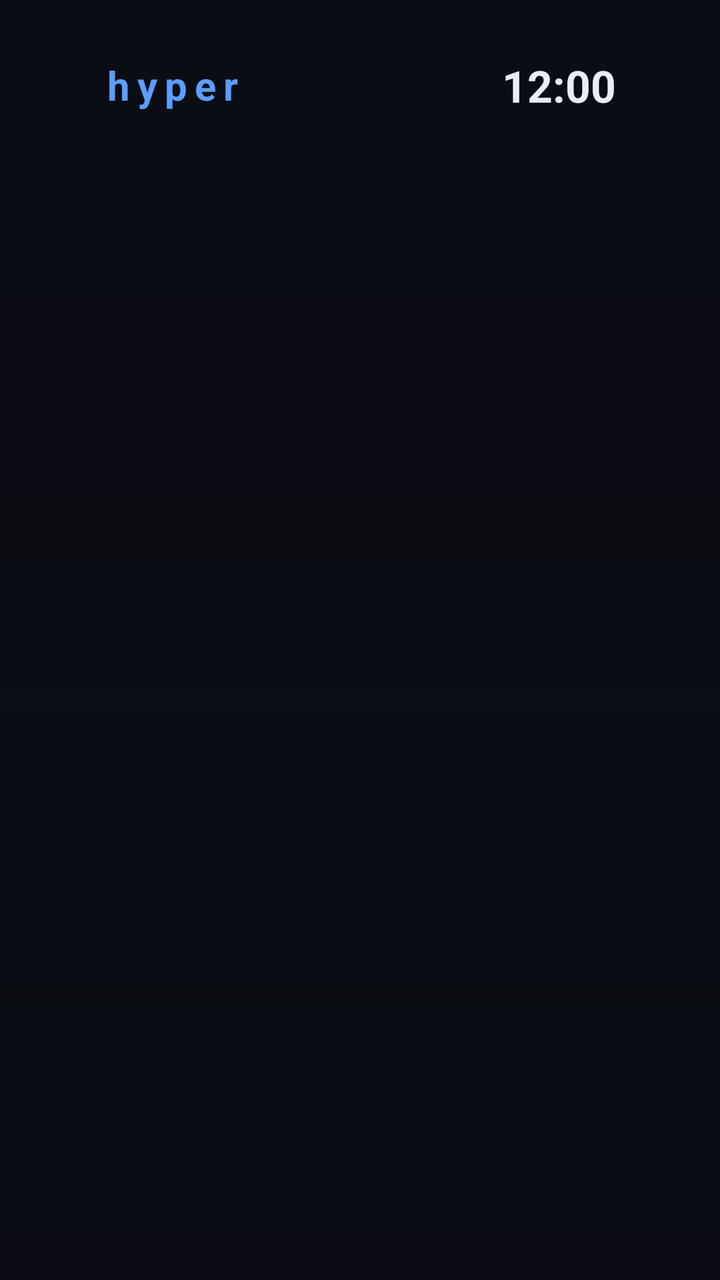
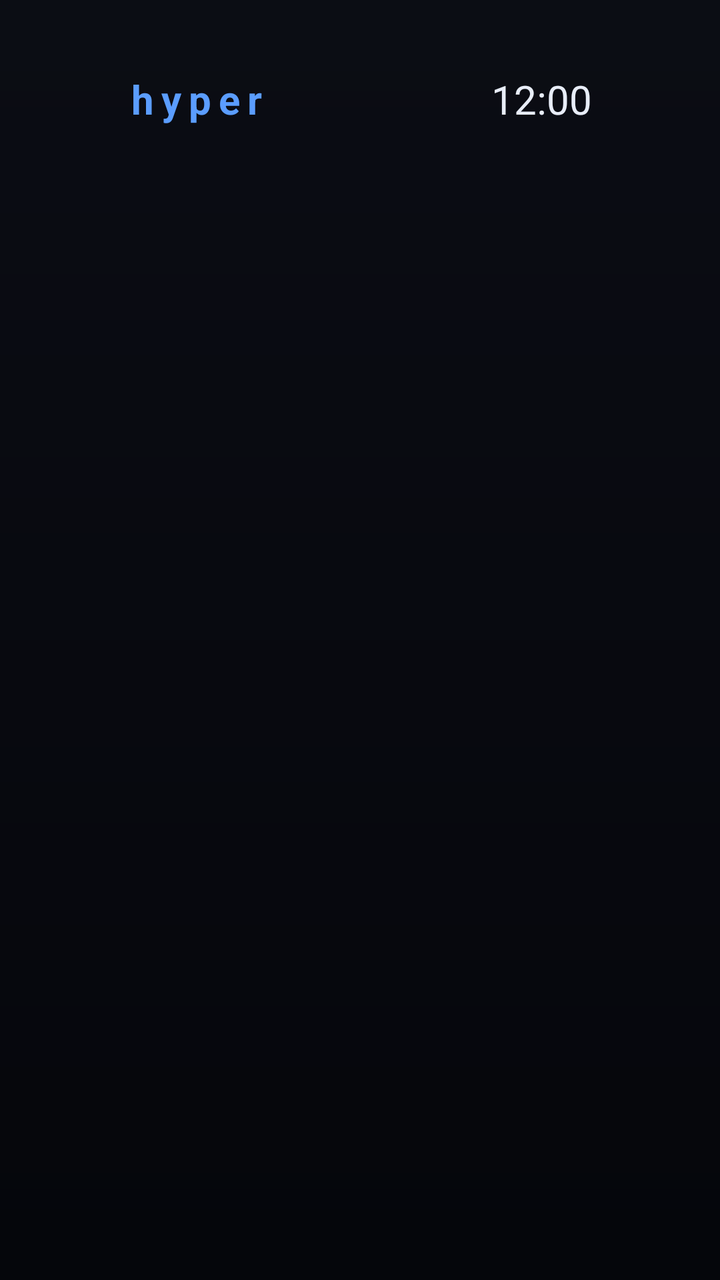

Before-and-after screenshots of an Android layout around one commit, followed by the original layout XML and the change that was made.
<!-- AndroidManifest.xml: application theme Theme.Hyper -->
<!-- res/layout/activity_home.xml -->
<?xml version="1.0" encoding="utf-8"?>
<FrameLayout xmlns:android="http://schemas.android.com/apk/res/android"
    android:layout_width="match_parent"
    android:layout_height="match_parent"
    android:clipChildren="false"
    android:clipToPadding="false">

    <ImageView
        android:id="@+id/heroA"
        android:layout_width="match_parent"
        android:layout_height="match_parent"
        android:scaleType="centerCrop"
        android:alpha="0" />
    <ImageView
        android:id="@+id/heroB"
        android:layout_width="match_parent"
        android:layout_height="match_parent"
        android:scaleType="centerCrop"
        android:alpha="0" />
    <View
        android:layout_width="match_parent"
        android:layout_height="match_parent"
        android:background="@drawable/hero_scrim" />

    <LinearLayout
        android:id="@+id/content"
        android:layout_width="match_parent"
        android:layout_height="match_parent"
        android:orientation="vertical"
        android:clipChildren="false"
        android:clipToPadding="false">

        <LinearLayout
            android:layout_width="match_parent"
            android:layout_height="wrap_content"
            android:orientation="horizontal"
            android:gravity="center_vertical"
            android:paddingStart="52dp"
            android:paddingEnd="52dp"
            android:paddingTop="28dp">

            <TextView
                android:id="@+id/brand"
                android:layout_width="wrap_content"
                android:layout_height="wrap_content"
                android:text="hyper"
                android:textColor="@color/accent"
                android:textSize="20sp"
                android:textStyle="bold"
                android:letterSpacing="0.18" />

            <LinearLayout
                android:id="@+id/tabs"
                android:layout_width="wrap_content"
                android:layout_height="wrap_content"
                android:layout_marginStart="48dp"
                android:orientation="horizontal" />

            <View
                android:layout_width="0dp"
                android:layout_height="1dp"
                android:layout_weight="1" />

            <TextView
                android:id="@+id/date"
                android:layout_width="wrap_content"
                android:layout_height="wrap_content"
                android:textColor="@color/text_dim"
                android:textSize="14sp"
                android:layout_marginEnd="18dp" />

            <TextClock
                android:id="@+id/clock"
                android:layout_width="wrap_content"
                android:layout_height="wrap_content"
                android:format12Hour="h:mm"
                android:format24Hour="H:mm"
                android:textColor="@color/text"
                android:textSize="22sp"
                android:textStyle="bold" />
        </LinearLayout>

        <Space
            android:layout_width="match_parent"
            android:layout_height="0dp"
            android:layout_weight="1" />

        <LinearLayout
            android:layout_width="match_parent"
            android:layout_height="wrap_content"
            android:orientation="horizontal"
            android:gravity="bottom"
            android:paddingStart="52dp"
            android:paddingEnd="52dp"
            android:layout_marginBottom="18dp">

            <TextView
                android:id="@+id/heroName"
                android:layout_width="wrap_content"
                android:layout_height="wrap_content"
                android:textColor="@color/text"
                android:textSize="42sp"
                android:textStyle="bold"
                android:letterSpacing="0.01" />

            <View
                android:layout_width="0dp"
                android:layout_height="1dp"
                android:layout_weight="1" />

            <TextView
                android:id="@+id/heroHint"
                android:layout_width="wrap_content"
                android:layout_height="wrap_content"
                android:textColor="@color/text_dim"
                android:textSize="15sp"
                android:layout_marginBottom="10dp" />
        </LinearLayout>

        <LinearLayout
            android:id="@+id/shelves"
            android:layout_width="match_parent"
            android:layout_height="wrap_content"
            android:orientation="vertical"
            android:clipChildren="false"
            android:clipToPadding="false" />
    </LinearLayout>

    <FrameLayout
        android:id="@+id/overlay"
        android:layout_width="match_parent"
        android:layout_height="match_parent"
        android:background="#CC05060B"
        android:alpha="0"
        android:visibility="gone">

        <LinearLayout
            android:id="@+id/overlayPanel"
            android:layout_width="wrap_content"
            android:layout_height="wrap_content"
            android:layout_gravity="center"
            android:orientation="vertical"
            android:padding="28dp"
            android:background="@drawable/tile_bg" />
    </FrameLayout>

    <FrameLayout
        android:id="@+id/screensaver"
        android:layout_width="match_parent"
        android:layout_height="match_parent"
        android:background="#000000"
        android:alpha="0"
        android:visibility="gone">

        <ImageView
            android:id="@+id/saverArt"
            android:layout_width="match_parent"
            android:layout_height="match_parent"
            android:scaleType="centerCrop"
            android:alpha="0.35" />

        <LinearLayout
            android:layout_width="match_parent"
            android:layout_height="match_parent"
            android:gravity="center"
            android:orientation="vertical">

            <TextView
                android:id="@+id/saverClock"
                android:layout_width="wrap_content"
                android:layout_height="wrap_content"
                android:textColor="@color/text"
                android:textSize="120sp"
                android:textStyle="bold" />

            <TextView
                android:id="@+id/saverDate"
                android:layout_width="wrap_content"
                android:layout_height="wrap_content"
                android:textColor="@color/text_dim"
                android:textSize="24sp" />
        </LinearLayout>
    </FrameLayout>
</FrameLayout>
<!-- resources referenced by this layout -->
<resources>
  <color name="accent">#5B9DFF</color>
  <color name="text">#E8EDF8</color>
  <color name="text_dim">#69748F</color>
  <!-- drawable hero_scrim (drawable) -->
  <?xml version="1.0" encoding="utf-8"?>
  <shape xmlns:android="http://schemas.android.com/apk/res/android" android:shape="rectangle">
      <gradient
          android:angle="270"
          android:startColor="#D90B0D14"
          android:centerColor="#E00B0D14"
          android:endColor="#F50B0D14"
          android:type="linear" />
  </shape>
  <!-- drawable tile_bg (drawable) -->
  <?xml version="1.0" encoding="utf-8"?>
  <shape xmlns:android="http://schemas.android.com/apk/res/android" android:shape="rectangle">
      <solid android:color="@color/tile_bg" />
      <corners android:radius="18dp" />
  </shape>
  <style name="Theme.Hyper" parent="android:Theme.Material.NoActionBar">
          <item name="android:windowBackground">@drawable/bg</item>
          <item name="android:windowFullscreen">true</item>
          <item name="android:statusBarColor">@android:color/transparent</item>
          <item name="android:navigationBarColor">@android:color/transparent</item>
          <item name="android:windowLayoutInDisplayCutoutMode">shortEdges</item>
      </style>
  <color name="tile_bg">#161C2B</color>
  <!-- drawable bg (drawable) -->
  <?xml version="1.0" encoding="utf-8"?>
  <shape xmlns:android="http://schemas.android.com/apk/res/android" android:shape="rectangle">
      <gradient
          android:angle="270"
          android:startColor="@color/bg_top"
          android:endColor="@color/bg_bottom"
          android:type="linear" />
  </shape>
  <color name="bg_top">#0B0D14</color>
  <color name="bg_bottom">#05060B</color>
</resources>

<!-- the commit's change to res/layout/activity_home.xml (unified diff, before → after) -->
@@ -1,184 +1,69 @@
 <?xml version="1.0" encoding="utf-8"?>
-<FrameLayout xmlns:android="http://schemas.android.com/apk/res/android"
+<LinearLayout xmlns:android="http://schemas.android.com/apk/res/android"
     android:layout_width="match_parent"
     android:layout_height="match_parent"
+    android:orientation="vertical"
     android:clipChildren="false"
-    android:clipToPadding="false">
+    android:clipToPadding="false"
+    android:paddingStart="64dp"
+    android:paddingEnd="64dp"
+    android:paddingTop="36dp"
+    android:paddingBottom="32dp">
 
-    <ImageView
-        android:id="@+id/heroA"
+    
+    <LinearLayout
         android:layout_width="match_parent"
-        android:layout_height="match_parent"
-        android:scaleType="centerCrop"
-        android:alpha="0" />
-    <ImageView
-        android:id="@+id/heroB"
-        android:layout_width="match_parent"
-        android:layout_height="match_parent"
-        android:scaleType="centerCrop"
-        android:alpha="0" />
-    <View
-        android:layout_width="match_parent"
-        android:layout_height="match_parent"
-        android:background="@drawable/hero_scrim" />
+        android:layout_height="wrap_content"
+        android:orientation="horizontal"
+        android:gravity="center_vertical"
+        android:layout_marginBottom="36dp">
 
-    <LinearLayout
-        android:id="@+id/content"
-        android:layout_width="match_parent"
-        android:layout_height="match_parent"
-        android:orientation="vertical"
-        android:clipChildren="false"
-        android:clipToPadding="false">
+        <TextView
+            android:layout_width="wrap_content"
+            android:layout_height="wrap_content"
+            android:text="hyper"
+            android:textColor="@color/accent"
+            android:textSize="20sp"
+            android:textStyle="bold"
+            android:letterSpacing="0.18" />
 
-        <LinearLayout
-            android:layout_width="match_parent"
-            android:layout_height="wrap_content"
-            android:orientation="horizontal"
-            android:gravity="center_vertical"
-            android:paddingStart="52dp"
-            android:paddingEnd="52dp"
-            android:paddingTop="28dp">
-
-            <TextView
-                android:id="@+id/brand"
-                android:layout_width="wrap_content"
-                android:layout_height="wrap_content"
-                android:text="hyper"
-                android:textColor="@color/accent"
-                android:textSize="20sp"
-                android:textStyle="bold"
-                android:letterSpacing="0.18" />
-
-            <LinearLayout
-                android:id="@+id/tabs"
-                android:layout_width="wrap_content"
-                android:layout_height="wrap_content"
-                android:layout_marginStart="48dp"
-                android:orientation="horizontal" />
-
-            <View
-                android:layout_width="0dp"
-                android:layout_height="1dp"
-                android:layout_weight="1" />
-
-            <TextView
-                android:id="@+id/date"
-                android:layout_width="wrap_content"
-                android:layout_height="wrap_content"
-                android:textColor="@color/text_dim"
-                android:textSize="14sp"
-                android:layout_marginEnd="18dp" />
-
-            <TextClock
-                android:id="@+id/clock"
-                android:layout_width="wrap_content"
-                android:layout_height="wrap_content"
-                android:format12Hour="h:mm"
-                android:format24Hour="H:mm"
-                android:textColor="@color/text"
-                android:textSize="22sp"
-                android:textStyle="bold" />
-        </LinearLayout>
-
-        <Space
-            android:layout_width="match_parent"
-            android:layout_height="0dp"
+        <View
+            android:layout_width="0dp"
+            android:layout_height="1dp"
             android:layout_weight="1" />
 
-        <LinearLayout
-            android:layout_width="match_parent"
+        <TextView
+            android:id="@+id/date"
+            android:layout_width="wrap_content"
             android:layout_height="wrap_content"
-            android:orientation="horizontal"
-            android:gravity="bottom"
-            android:paddingStart="52dp"
-            android:paddingEnd="52dp"
-            android:layout_marginBottom="18dp">
+            android:textColor="@color/text_dim"
+            android:textSize="14sp"
+            android:layout_marginEnd="18dp" />
 
-            <TextView
-                android:id="@+id/heroName"
-                android:layout_width="wrap_content"
-                android:layout_height="wrap_content"
-                android:textColor="@color/text"
-                android:textSize="42sp"
-                android:textStyle="bold"
-                android:letterSpacing="0.01" />
-
-            <View
-                android:layout_width="0dp"
-                android:layout_height="1dp"
-                android:layout_weight="1" />
-
-            <TextView
-                android:id="@+id/heroHint"
-                android:layout_width="wrap_content"
-                android:layout_height="wrap_content"
-                android:textColor="@color/text_dim"
-                android:textSize="15sp"
-                android:layout_marginBottom="10dp" />
-        </LinearLayout>
-
-        <LinearLayout
-            android:id="@+id/shelves"
-            android:layout_width="match_parent"
+        <TextClock
+            android:id="@+id/clock"
+            android:layout_width="wrap_content"
             android:layout_height="wrap_content"
-            android:orientation="vertical"
-            android:clipChildren="false"
-            android:clipToPadding="false" />
+            android:format12Hour="h:mm"
+            android:format24Hour="H:mm"
+            android:textColor="@color/text"
+            android:textSize="20sp" />
     </LinearLayout>
 
-    <FrameLayout
-        android:id="@+id/overlay"
+    
+    <GridView
+        android:id="@+id/grid"
         android:layout_width="match_parent"
-        android:layout_height="match_parent"
-        android:background="#CC05060B"
-        android:alpha="0"
-        android:visibility="gone">
-
-        <LinearLayout
-            android:id="@+id/overlayPanel"
-            android:layout_width="wrap_content"
-            android:layout_height="wrap_content"
-            android:layout_gravity="center"
-            android:orientation="vertical"
-            android:padding="28dp"
-            android:background="@drawable/tile_bg" />
-    </FrameLayout>
-
-    <FrameLayout
-        android:id="@+id/screensaver"
-        android:layout_width="match_parent"
-        android:layout_height="match_parent"
-        android:background="#000000"
-        android:alpha="0"
-        android:visibility="gone">
-
-        <ImageView
-            android:id="@+id/saverArt"
-            android:layout_width="match_parent"
-            android:layout_height="match_parent"
-            android:scaleType="centerCrop"
-            android:alpha="0.35" />
-
-        <LinearLayout
-            android:layout_width="match_parent"
-            android:layout_height="match_parent"
-            android:gravity="center"
-            android:orientation="vertical">
-
-            <TextView
-                android:id="@+id/saverClock"
-                android:layout_width="wrap_content"
-                android:layout_height="wrap_content"
-                android:textColor="@color/text"
-                android:textSize="120sp"
-                android:textStyle="bold" />
-
-            <TextView
-                android:id="@+id/saverDate"
-                android:layout_width="wrap_content"
-                android:layout_height="wrap_content"
-                android:textColor="@color/text_dim"
-                android:textSize="24sp" />
-        </LinearLayout>
-    </FrameLayout>
-</FrameLayout>
+        android:layout_height="0dp"
+        android:layout_weight="1"
+        android:numColumns="6"
+        android:horizontalSpacing="18dp"
+        android:verticalSpacing="18dp"
+        android:layout_marginTop="28dp"
+        android:stretchMode="columnWidth"
+        android:scrollbars="none"
+        android:overScrollMode="never"
+        android:clipToPadding="false"
+        android:clipChildren="false"
+        android:listSelector="@android:color/transparent" />
+</LinearLayout>
<!-- resource entries referenced after the edit -->
@@ -3,22 +3,6 @@
   <color name="accent">#5B9DFF</color>
   <color name="text">#E8EDF8</color>
   <color name="text_dim">#69748F</color>
-  <!-- drawable hero_scrim (drawable) -->
-  <?xml version="1.0" encoding="utf-8"?>
-  <shape xmlns:android="http://schemas.android.com/apk/res/android" android:shape="rectangle">
-      <gradient
-          android:angle="270"
-          android:startColor="#D90B0D14"
-          android:centerColor="#E00B0D14"
-          android:endColor="#F50B0D14"
-          android:type="linear" />
-  </shape>
-  <!-- drawable tile_bg (drawable) -->
-  <?xml version="1.0" encoding="utf-8"?>
-  <shape xmlns:android="http://schemas.android.com/apk/res/android" android:shape="rectangle">
-      <solid android:color="@color/tile_bg" />
-      <corners android:radius="18dp" />
-  </shape>
   <style name="Theme.Hyper" parent="android:Theme.Material.NoActionBar">
           <item name="android:windowBackground">@drawable/bg</item>
           <item name="android:windowFullscreen">true</item>
@@ -26,7 +10,6 @@
           <item name="android:navigationBarColor">@android:color/transparent</item>
           <item name="android:windowLayoutInDisplayCutoutMode">shortEdges</item>
       </style>
-  <color name="tile_bg">#161C2B</color>
   <!-- drawable bg (drawable) -->
   <?xml version="1.0" encoding="utf-8"?>
   <shape xmlns:android="http://schemas.android.com/apk/res/android" android:shape="rectangle">
